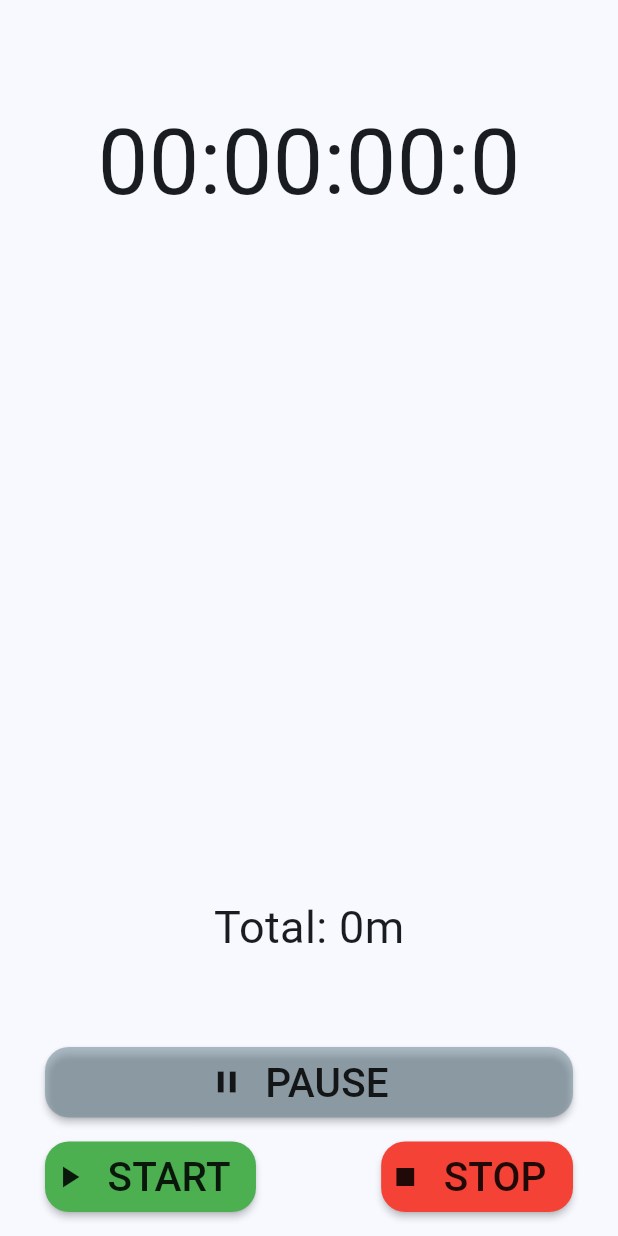
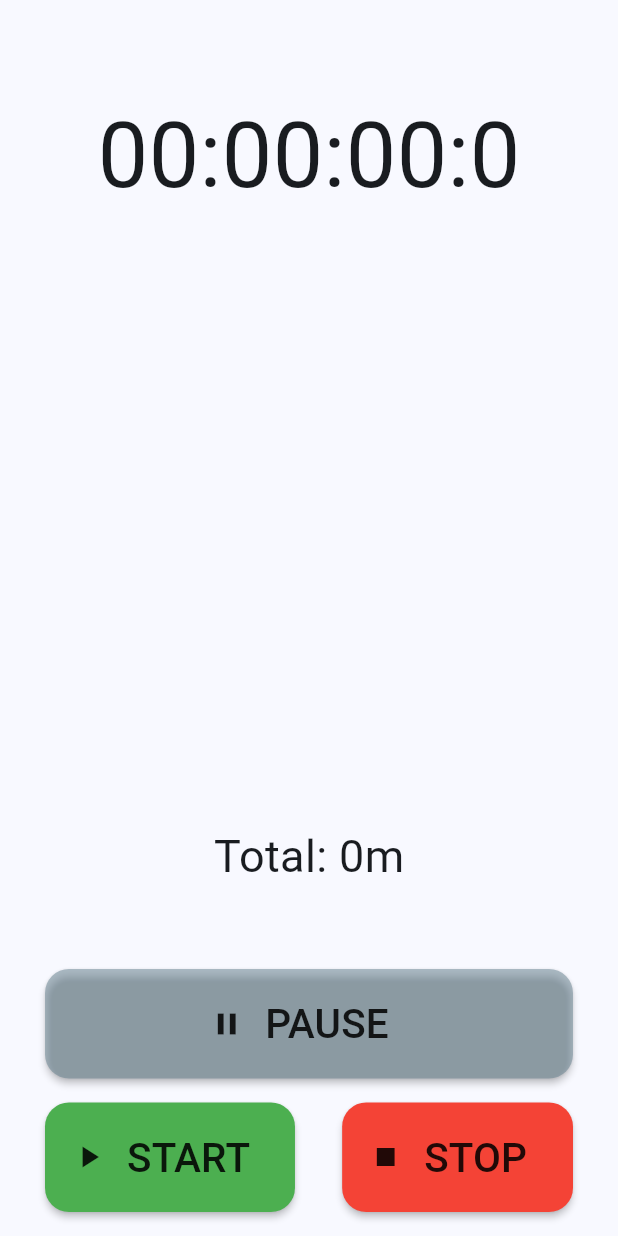
Before and after one commit to koloiyolo/fitness_app, a Flutter app: the StopWatchTimerPage widget shown alone on an empty page, opened directly, on a phone screen of 412 x 824 dp. Run offline on Flutter 3.47's test engine with Material 2 defaults, Android fonts, the phone set to English and light mode, and no system bars; our stand-ins replace geolocator, hive, hive_flutter; accounts and stored records are empty.

Commit message:
fixed speed implementation

```diff
--- a/lib/screens/stopwatchlist.dart
+++ b/lib/screens/stopwatchlist.dart
@@ -24,7 +24,10 @@ class StopWatchList extends StatelessWidget {
               text: 'Distance: ${sumOfDistance(runningList[index].checkpoints).round()} m', size: 1.7),
           const SizedBox(height: 16),
           BuildText(
-              text: 'Speed: ${(sumOfDistance(runningList[index].checkpoints)/3.6).round()} km/h', size: 1.7),
+              text: 'Speed: ${((sumOfDistance(runningList[index].checkpoints)*3.6)/(
+                runningList[index].seconds
+                +(60*runningList[index].minutes)
+                +(3600*runningList[index].hours))).toStringAsFixed(2)} km/h', size: 1.7),
           const SizedBox(height: 16),
         ],
       ),
--- a/lib/screens/stopwatchtimer.dart
+++ b/lib/screens/stopwatchtimer.dart
@@ -97,7 +97,7 @@ class _StopWatchTimerPageState extends State<StopWatchTimerPage> {
               const EdgeInsets.only(left: 30, right: 30, bottom: 16, top: 16),
           child: MaterialButton(
             visualDensity: VisualDensity.comfortable,
-            padding: const EdgeInsets.all(8),
+            padding: const EdgeInsets.all(21),
             shape: RoundedRectangleBorder(
               borderRadius: BorderRadius.circular(16),
             ),
@@ -119,7 +119,7 @@ class _StopWatchTimerPageState extends State<StopWatchTimerPage> {
             children: [
               MaterialButton(
                 visualDensity: VisualDensity.comfortable,
-                padding: const EdgeInsets.all(8),
+                padding: const EdgeInsets.all(21),
                 shape: RoundedRectangleBorder(
                   borderRadius: BorderRadius.circular(16),
                 ),
@@ -135,7 +135,7 @@ class _StopWatchTimerPageState extends State<StopWatchTimerPage> {
               ),
               MaterialButton(
                 visualDensity: VisualDensity.comfortable,
-                padding: const EdgeInsets.all(8),
+                padding: const EdgeInsets.all(21),
                 shape: RoundedRectangleBorder(
                   borderRadius: BorderRadius.circular(16),
                 ),
@@ -160,7 +160,7 @@ class _StopWatchTimerPageState extends State<StopWatchTimerPage> {
     if (!isStarted) {
       isStarted = true;
       stopwatch = Timer.periodic(const Duration(milliseconds: 100), (timer) {
-        if ((seconds % 15 == 0) && deciseconds == 0 && positionGranted) {
+        if ((seconds % 60 == 0) && deciseconds == 0 && positionGranted) {
           newCheckpoint();
         }
 
```
